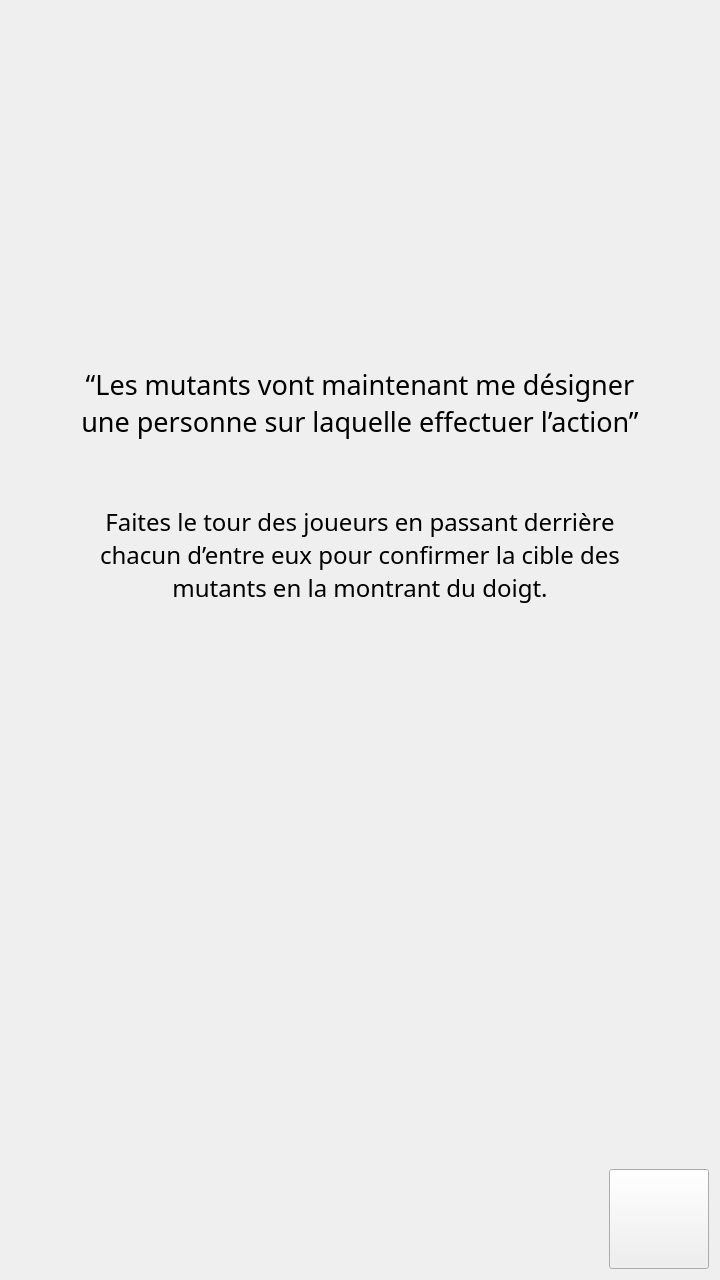
The window that SporzOBC-WAL/code/resources/Phases/Night/Mutant/turn.ui (Eben-Epi/SporzOBC) describes before a commit, drawn with Qt 5.
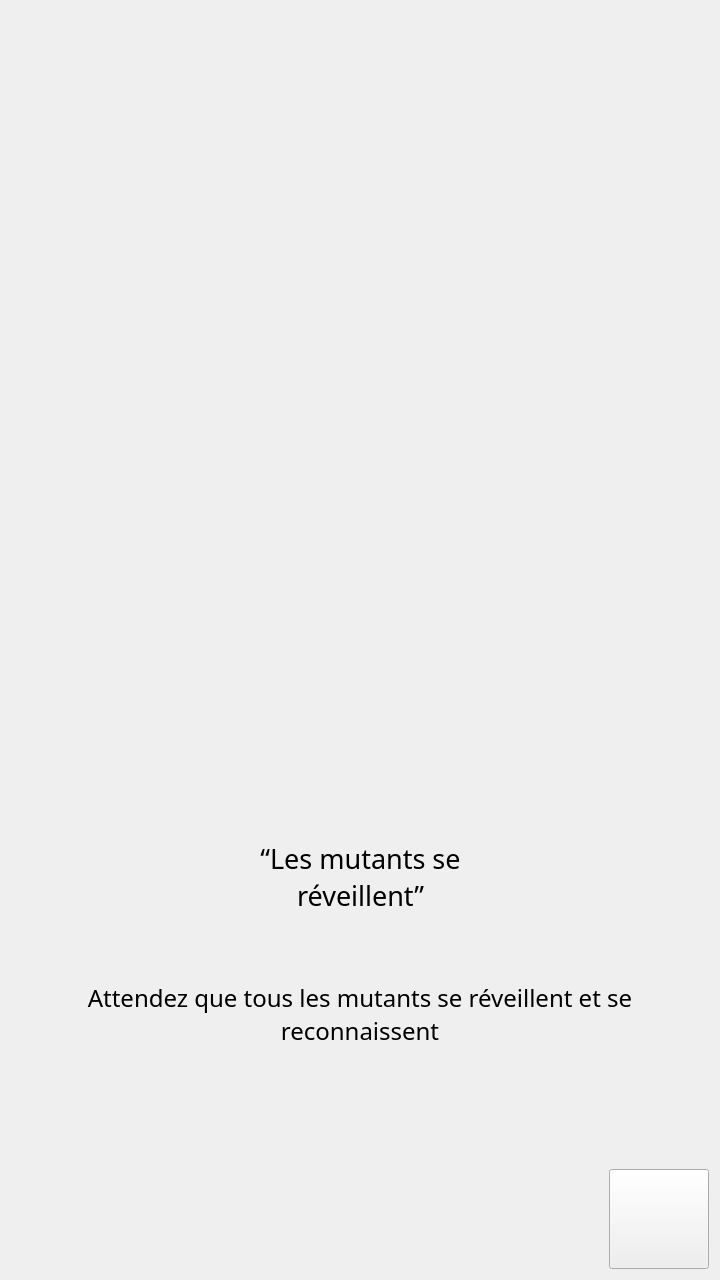
The same window after the commit. Custom widgets are drawn as their Qt base class.

Patch:
```diff
--- a/SporzOBC-WAL/code/resources/Phases/Night/Mutant/turn.ui
+++ b/SporzOBC-WAL/code/resources/Phases/Night/Mutant/turn.ui
@@ -11,7 +11,7 @@
    </rect>
   </property>
   <property name="sizePolicy">
-   <sizepolicy hsizetype="Maximum" vsizetype="Maximum">
+   <sizepolicy hsizetype="Minimum" vsizetype="Minimum">
     <horstretch>0</horstretch>
     <verstretch>0</verstretch>
    </sizepolicy>
@@ -27,12 +27,12 @@
     <number>0</number>
    </property>
    <item>
-    <layout class="QHBoxLayout" name="horizontalLayout_3">
+    <layout class="QHBoxLayout" name="horizontalLayout_5">
      <property name="spacing">
       <number>0</number>
      </property>
      <item>
-      <spacer name="horizontalSpacer_2">
+      <spacer name="horizontalSpacer_5">
        <property name="orientation">
         <enum>Qt::Horizontal</enum>
        </property>
@@ -48,17 +48,17 @@
       </spacer>
      </item>
      <item>
-      <layout class="QVBoxLayout" name="verticalLayout_4">
+      <layout class="QVBoxLayout" name="verticalLayout_5">
        <property name="spacing">
         <number>0</number>
        </property>
        <item>
-        <spacer name="verticalSpacer">
+        <spacer name="verticalSpacer_6">
          <property name="orientation">
           <enum>Qt::Vertical</enum>
          </property>
          <property name="sizeType">
-          <enum>QSizePolicy::Fixed</enum>
+          <enum>QSizePolicy::Minimum</enum>
          </property>
          <property name="sizeHint" stdset="0">
           <size>
@@ -69,23 +69,23 @@
         </spacer>
        </item>
        <item>
-        <widget class="QLabel" name="turnImg">
+        <widget class="MutantTurnImg" name="mutantTurnImg">
          <property name="sizePolicy">
-          <sizepolicy hsizetype="Fixed" vsizetype="Fixed">
+          <sizepolicy hsizetype="MinimumExpanding" vsizetype="MinimumExpanding">
            <horstretch>0</horstretch>
            <verstretch>0</verstretch>
           </sizepolicy>
          </property>
          <property name="minimumSize">
           <size>
-           <width>250</width>
-           <height>250</height>
+           <width>200</width>
+           <height>200</height>
           </size>
          </property>
          <property name="maximumSize">
           <size>
            <width>720</width>
-           <height>1280</height>
+           <height>720</height>
           </size>
          </property>
          <property name="font">
@@ -106,7 +106,7 @@
         </widget>
        </item>
        <item>
-        <spacer name="verticalSpacer_3">
+        <spacer name="verticalSpacer_7">
          <property name="orientation">
           <enum>Qt::Vertical</enum>
          </property>
@@ -121,18 +121,36 @@
          </property>
         </spacer>
        </item>
-       <item>
-        <layout class="QVBoxLayout" name="quoteBox">
-         <property name="spacing">
-          <number>0</number>
-         </property>
          <item>
           <layout class="QHBoxLayout" name="horizontalLayout">
+         <item>
+          <spacer name="horizontalSpacer_9">
+           <property name="orientation">
+            <enum>Qt::Horizontal</enum>
+           </property>
+           <property name="sizeType">
+            <enum>QSizePolicy::Expanding</enum>
+           </property>
+           <property name="sizeHint" stdset="0">
+            <size>
+             <width>40</width>
+             <height>20</height>
+            </size>
+           </property>
+          </spacer>
+         </item>
+         <item>
+          <layout class="QVBoxLayout" name="quoteBox_2">
            <property name="spacing">
             <number>0</number>
            </property>
            <item>
-            <widget class="LineQuote" name="topLeftLine">
+            <layout class="QHBoxLayout" name="horizontalLayout_6">
+             <property name="spacing">
+              <number>0</number>
+             </property>
+             <item>
+              <widget class="LineQuote" name="topLeftLine_2">
              <property name="sizePolicy">
               <sizepolicy hsizetype="Minimum" vsizetype="Fixed">
                <horstretch>0</horstretch>
@@ -157,7 +175,7 @@
             </widget>
            </item>
            <item>
-            <widget class="ArrowQuote" name="topArrow">
+              <widget class="ArrowQuote" name="topArrow_2">
              <property name="sizePolicy">
               <sizepolicy hsizetype="Fixed" vsizetype="Fixed">
                <horstretch>0</horstretch>
@@ -182,7 +200,7 @@
             </widget>
            </item>
            <item>
-            <widget class="LineQuote" name="topRightLine">
+              <widget class="LineQuote" name="topRightLine_2">
              <property name="sizePolicy">
               <sizepolicy hsizetype="Minimum" vsizetype="Fixed">
                <horstretch>0</horstretch>
@@ -209,9 +227,9 @@
           </layout>
          </item>
          <item>
-          <widget class="QLabel" name="awakeQuoteNight">
+            <widget class="QuoteText" name="awakeQuoteNight_2">
            <property name="sizePolicy">
-            <sizepolicy hsizetype="Expanding" vsizetype="Fixed">
+              <sizepolicy hsizetype="MinimumExpanding" vsizetype="Fixed">
              <horstretch>0</horstretch>
              <verstretch>0</verstretch>
             </sizepolicy>
@@ -232,7 +250,7 @@
             </font>
            </property>
            <property name="text">
-            <string>“Les mutants vont maintenant me désigner une personne sur laquelle effectuer l’action”</string>
+              <string>“Les mutants se réveillent”</string>
            </property>
            <property name="textFormat">
             <enum>Qt::PlainText</enum>
@@ -246,12 +264,12 @@
           </widget>
          </item>
          <item>
-          <layout class="QHBoxLayout" name="horizontalLayout_2">
+            <layout class="QHBoxLayout" name="horizontalLayout_9">
            <property name="spacing">
             <number>0</number>
            </property>
            <item>
-            <widget class="ReversedLineQuote" name="bottomLeftLine">
+              <widget class="ReversedLineQuote" name="bottomLeftLine_2">
              <property name="sizePolicy">
               <sizepolicy hsizetype="Expanding" vsizetype="Fixed">
                <horstretch>0</horstretch>
@@ -276,7 +294,7 @@
             </widget>
            </item>
            <item>
-            <widget class="ReversedArrowQuote" name="bottomArrow">
+              <widget class="ReversedArrowQuote" name="bottomArrow_2">
              <property name="sizePolicy">
               <sizepolicy hsizetype="Fixed" vsizetype="Fixed">
                <horstretch>0</horstretch>
@@ -301,7 +319,7 @@
             </widget>
            </item>
            <item>
-            <widget class="ReversedLineQuote" name="bottomRightLine">
+              <widget class="ReversedLineQuote" name="bottomRightLine_2">
              <property name="sizePolicy">
               <sizepolicy hsizetype="Expanding" vsizetype="Fixed">
                <horstretch>0</horstretch>
@@ -330,7 +348,25 @@
         </layout>
        </item>
        <item>
-        <spacer name="verticalSpacer_4">
+          <spacer name="horizontalSpacer_4">
+           <property name="orientation">
+            <enum>Qt::Horizontal</enum>
+           </property>
+           <property name="sizeType">
+            <enum>QSizePolicy::Expanding</enum>
+           </property>
+           <property name="sizeHint" stdset="0">
+            <size>
+             <width>40</width>
+             <height>20</height>
+            </size>
+           </property>
+          </spacer>
+         </item>
+        </layout>
+       </item>
+       <item>
+        <spacer name="verticalSpacer_8">
          <property name="orientation">
           <enum>Qt::Vertical</enum>
          </property>
@@ -346,7 +382,7 @@
         </spacer>
        </item>
        <item>
-        <widget class="HelperText" name="awakeHelp">
+        <widget class="HelperText" name="awakeHelp_2">
          <property name="sizePolicy">
           <sizepolicy hsizetype="Expanding" vsizetype="Fixed">
            <horstretch>0</horstretch>
@@ -370,7 +406,7 @@
           </font>
          </property>
          <property name="text">
-          <string>Faites le tour des joueurs en passant derrière chacun d’entre eux pour confirmer la cible des mutants en la montrant du doigt.</string>
+          <string>Attendez que tous les mutants se réveillent et se reconnaissent</string>
          </property>
          <property name="textFormat">
           <enum>Qt::PlainText</enum>
@@ -384,12 +420,12 @@
         </widget>
        </item>
        <item>
-        <spacer name="verticalSpacer_5">
+        <spacer name="verticalSpacer_9">
          <property name="orientation">
           <enum>Qt::Vertical</enum>
          </property>
          <property name="sizeType">
-          <enum>QSizePolicy::Minimum</enum>
+          <enum>QSizePolicy::Fixed</enum>
          </property>
          <property name="sizeHint" stdset="0">
           <size>
@@ -439,12 +475,12 @@
         </widget>
        </item>
        <item>
-        <spacer name="verticalSpacer_2">
+        <spacer name="verticalSpacer_10">
          <property name="orientation">
           <enum>Qt::Vertical</enum>
          </property>
          <property name="sizeType">
-          <enum>QSizePolicy::Expanding</enum>
+          <enum>QSizePolicy::Minimum</enum>
          </property>
          <property name="sizeHint" stdset="0">
           <size>
@@ -457,7 +493,7 @@
       </layout>
      </item>
      <item>
-      <spacer name="horizontalSpacer">
+      <spacer name="horizontalSpacer_8">
        <property name="orientation">
         <enum>Qt::Horizontal</enum>
        </property>
@@ -521,6 +557,16 @@
    <extends>QLabel</extends>
    <header>CoreApp/IGraphicalHandler/Widgets/QuoteBox/ReversedArrowQuote.hpp</header>
   </customwidget>
+  <customwidget>
+   <class>QuoteText</class>
+   <extends>QLabel</extends>
+   <header>CoreApp/IGraphicalHandler/Widgets/QuoteBox/QuoteText.hpp</header>
+  </customwidget>
+  <customwidget>
+   <class>MutantTurnImg</class>
+   <extends>QLabel</extends>
+   <header>CoreApp/IGraphicalHandler/Widgets/TurnImg/MutantTurnImg.hpp</header>
+  </customwidget>
  </customwidgets>
  <resources/>
  <connections/>
```
Lines whose indentation alone changed are shown as unchanged.
